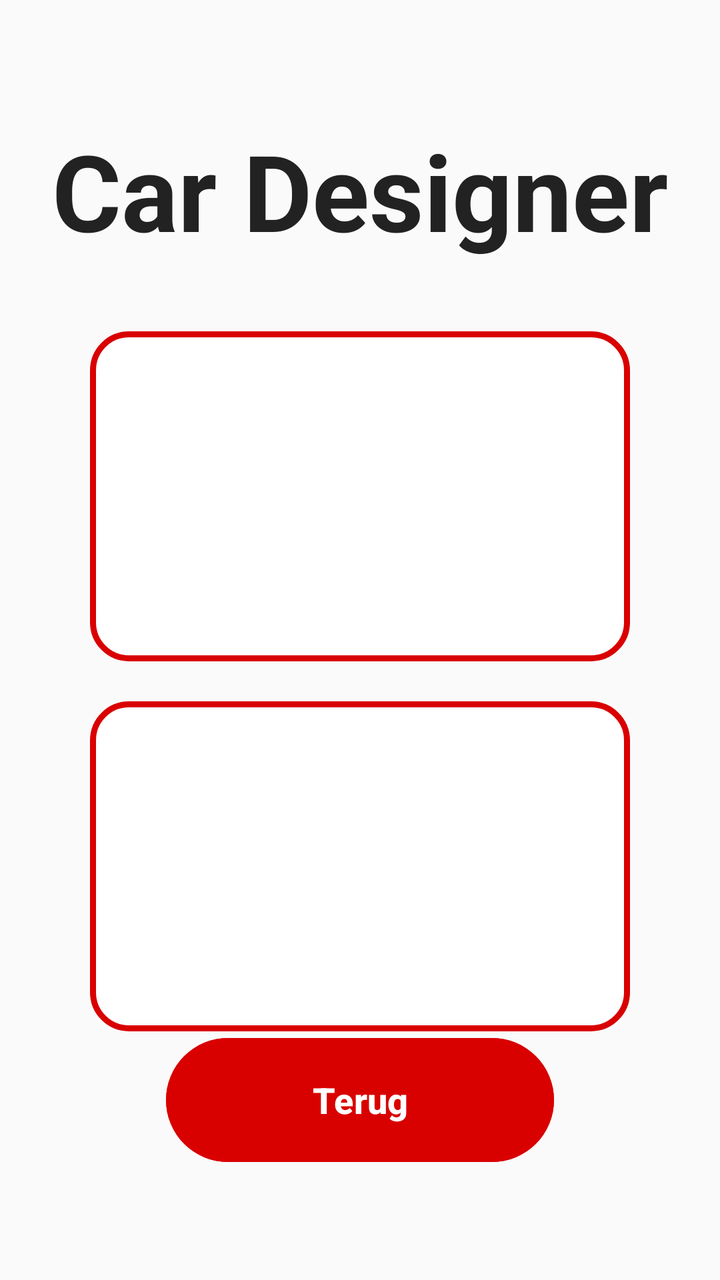
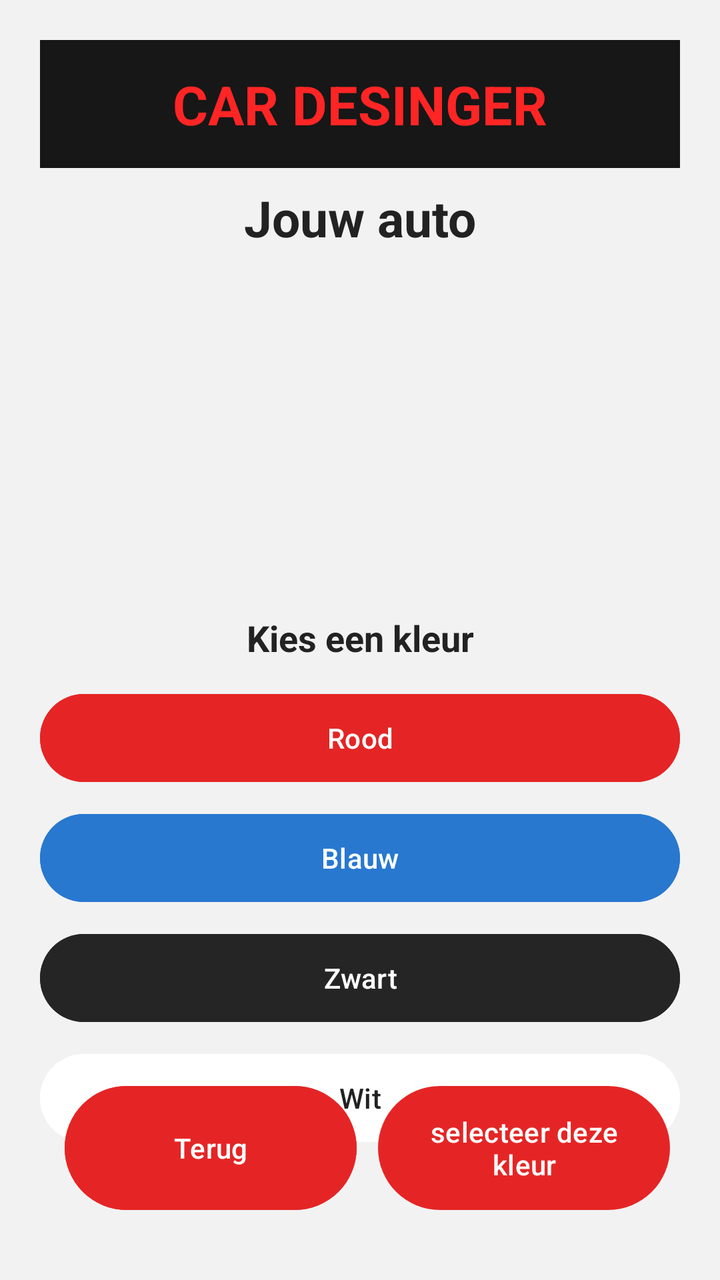

The first picture is an Android layout as it rendered before a commit; the second is the same layout after the commit. The layout source and the unified diff follow.
<!-- AndroidManifest.xml: application theme Theme.AndroidAppCarDesigner -->
<!-- res/layout/activity_main2.xml -->
<?xml version="1.0" encoding="utf-8"?>
<androidx.constraintlayout.widget.ConstraintLayout
    xmlns:android="http://schemas.android.com/apk/res/android"
    xmlns:app="http://schemas.android.com/apk/res-auto"
    android:id="@+id/main"
    android:layout_width="match_parent"
    android:layout_height="match_parent"
    android:background="#FAFAFA">

    <TextView
        android:id="@+id/textView"
        android:layout_width="wrap_content"
        android:layout_height="wrap_content"
        android:text="Car Designer"
        android:textColor="#222222"
        android:textSize="53sp"
        android:textStyle="bold"
        app:layout_constraintTop_toTopOf="parent"
        app:layout_constraintStart_toStartOf="parent"
        app:layout_constraintEnd_toEndOf="parent"
        android:layout_marginTop="60dp" />

    <ImageView
        android:id="@+id/imageView2"
        android:layout_width="270dp"
        android:layout_height="165dp"
        android:background="@drawable/card_border"
        android:padding="8dp"
        android:scaleType="fitCenter"
        android:contentDescription="Eerste auto"
        app:layout_constraintTop_toBottomOf="@id/textView"
        app:layout_constraintStart_toStartOf="parent"
        app:layout_constraintEnd_toEndOf="parent"
        android:layout_marginTop="35dp" />

    <ImageView
        android:id="@+id/imageView3"
        android:layout_width="270dp"
        android:layout_height="165dp"
        android:background="@drawable/card_border"
        android:padding="8dp"
        android:scaleType="fitCenter"
        android:contentDescription="Tweede auto"
        app:layout_constraintTop_toBottomOf="@id/imageView2"
        app:layout_constraintStart_toStartOf="parent"
        app:layout_constraintEnd_toEndOf="parent"
        android:layout_marginTop="20dp" />

    <Button
        android:id="@+id/button2"
        android:layout_width="194dp"
        android:layout_height="70dp"
        android:text="Terug"
        android:textColor="#FFFFFF"
        android:textSize="18sp"
        android:textStyle="bold"
        android:backgroundTint="#D90000"
        app:layout_constraintBottom_toBottomOf="parent"
        app:layout_constraintStart_toStartOf="parent"
        app:layout_constraintEnd_toEndOf="parent"
        android:layout_marginBottom="55dp" />

</androidx.constraintlayout.widget.ConstraintLayout>
<!-- resources referenced by this layout -->
<resources>
  <!-- drawable card_border (drawable) -->
  <?xml version="1.0" encoding="utf-8"?>
  <shape xmlns:android="http://schemas.android.com/apk/res/android"
      android:shape="rectangle">
  
      <solid android:color="#FFFFFF" />
  
      <stroke
          android:width="3dp"
          android:color="#D90000" />
  
      <corners android:radius="18dp" />
  
      <padding
          android:left="8dp"
          android:top="8dp"
          android:right="8dp"
          android:bottom="8dp" />
  
  </shape>
  <style name="Theme.AndroidAppCarDesigner" parent="Base.Theme.AndroidAppCarDesigner" />
  <style name="Base.Theme.AndroidAppCarDesigner" parent="Theme.Material3.DayNight.NoActionBar">
          
          
      </style>
</resources>

<!-- the commit's change to res/layout/activity_main2.xml (unified diff, before → after) -->
@@ -2,62 +2,137 @@
 <androidx.constraintlayout.widget.ConstraintLayout
     xmlns:android="http://schemas.android.com/apk/res/android"
     xmlns:app="http://schemas.android.com/apk/res-auto"
+    xmlns:tools="http://schemas.android.com/tools"
     android:id="@+id/main"
     android:layout_width="match_parent"
     android:layout_height="match_parent"
-    android:background="#FAFAFA">
+    android:background="#F2F2F2"
+    android:padding="20dp">
 
     <TextView
-        android:id="@+id/textView"
-        android:layout_width="wrap_content"
-        android:layout_height="wrap_content"
-        android:text="Car Designer"
-        android:textColor="#222222"
-        android:textSize="53sp"
+        android:id="@+id/logoCarDesinger"
+        android:layout_width="0dp"
+        android:layout_height="64dp"
+        android:background="#171717"
+        android:gravity="center"
+        android:text="CAR DESINGER"
+        android:textColor="#FF2525"
+        android:textSize="27sp"
         android:textStyle="bold"
         app:layout_constraintTop_toTopOf="parent"
         app:layout_constraintStart_toStartOf="parent"
+        app:layout_constraintEnd_toEndOf="parent" />
+
+    <TextView
+        android:id="@+id/titelAuto"
+        android:layout_width="wrap_content"
+        android:layout_height="wrap_content"
+        android:layout_marginTop="8dp"
+        android:text="Jouw auto"
+        android:textColor="#222222"
+        android:textSize="25sp"
+        android:textStyle="bold"
         app:layout_constraintEnd_toEndOf="parent"
-        android:layout_marginTop="60dp" />
+        app:layout_constraintStart_toStartOf="parent"
+        app:layout_constraintTop_toBottomOf="@id/logoCarDesinger" />
 
     <ImageView
         android:id="@+id/imageView2"
-        android:layout_width="270dp"
-        android:layout_height="165dp"
-        android:background="@drawable/card_border"
-        android:padding="8dp"
+        android:layout_width="338dp"
+        android:layout_height="161dp"
+        android:layout_marginTop="8dp"
+        android:contentDescription="Gekozen auto"
         android:scaleType="fitCenter"
-        android:contentDescription="Eerste auto"
-        app:layout_constraintTop_toBottomOf="@id/textView"
+        app:layout_constraintEnd_toEndOf="parent"
+        app:layout_constraintHorizontal_bias="0.484"
         app:layout_constraintStart_toStartOf="parent"
-        app:layout_constraintEnd_toEndOf="parent"
-        android:layout_marginTop="35dp" />
+        app:layout_constraintTop_toBottomOf="@id/titelAuto" />
 
-    <ImageView
-        android:id="@+id/imageView3"
-        android:layout_width="270dp"
-        android:layout_height="165dp"
-        android:background="@drawable/card_border"
-        android:padding="8dp"
-        android:scaleType="fitCenter"
-        android:contentDescription="Tweede auto"
+    <TextView
+        android:id="@+id/geselecteerdeKleur"
+        android:layout_width="wrap_content"
+        android:layout_height="wrap_content"
+        android:layout_marginTop="12dp"
+        android:text="Kies een kleur"
+        android:textColor="#222222"
+        android:textSize="18sp"
+        android:textStyle="bold"
         app:layout_constraintTop_toBottomOf="@id/imageView2"
         app:layout_constraintStart_toStartOf="parent"
-        app:layout_constraintEnd_toEndOf="parent"
-        android:layout_marginTop="20dp" />
+        app:layout_constraintEnd_toEndOf="parent" />
+
+    <Button
+        android:id="@+id/kleurRood"
+        android:layout_width="0dp"
+        android:layout_height="52dp"
+        android:layout_marginTop="12dp"
+        android:backgroundTint="#E52525"
+        android:text="Rood"
+        android:textColor="#FFFFFF"
+        app:layout_constraintTop_toBottomOf="@id/geselecteerdeKleur"
+        app:layout_constraintStart_toStartOf="parent"
+        app:layout_constraintEnd_toEndOf="parent" />
+
+    <Button
+        android:id="@+id/kleurBlauw"
+        android:layout_width="0dp"
+        android:layout_height="52dp"
+        android:layout_marginTop="8dp"
+        android:backgroundTint="#2878D0"
+        android:text="Blauw"
+        android:textColor="#FFFFFF"
+        app:layout_constraintTop_toBottomOf="@id/kleurRood"
+        app:layout_constraintStart_toStartOf="parent"
+        app:layout_constraintEnd_toEndOf="parent" />
+
+    <Button
+        android:id="@+id/kleurZwart"
+        android:layout_width="0dp"
+        android:layout_height="52dp"
+        android:layout_marginTop="8dp"
+        android:backgroundTint="#252525"
+        android:text="Zwart"
+        android:textColor="#FFFFFF"
+        app:layout_constraintTop_toBottomOf="@id/kleurBlauw"
+        app:layout_constraintStart_toStartOf="parent"
+        app:layout_constraintEnd_toEndOf="parent" />
+
+    <Button
+        android:id="@+id/kleurWit"
+        android:layout_width="0dp"
+        android:layout_height="52dp"
+        android:layout_marginTop="8dp"
+        android:backgroundTint="#FFFFFF"
+        android:text="Wit"
+        android:textColor="#222222"
+        app:layout_constraintTop_toBottomOf="@id/kleurZwart"
+        app:layout_constraintStart_toStartOf="parent"
+        app:layout_constraintEnd_toEndOf="parent" />
 
     <Button
         android:id="@+id/button2"
-        android:layout_width="194dp"
+        android:layout_width="146dp"
         android:layout_height="70dp"
+        android:backgroundTint="#E52525"
         android:text="Terug"
         android:textColor="#FFFFFF"
-        android:textSize="18sp"
-        android:textStyle="bold"
-        android:backgroundTint="#D90000"
         app:layout_constraintBottom_toBottomOf="parent"
+        app:layout_constraintEnd_toEndOf="parent"
+        app:layout_constraintHorizontal_bias="0.071"
         app:layout_constraintStart_toStartOf="parent"
+        app:layout_constraintTop_toTopOf="parent"
+        app:layout_constraintVertical_bias="0.979" />
+
+    <Button
+        android:id="@+id/button3"
+        android:layout_width="146dp"
+        android:layout_height="70dp"
+        android:text="selecteer deze kleur"
+        app:layout_constraintBottom_toBottomOf="parent"
         app:layout_constraintEnd_toEndOf="parent"
-        android:layout_marginBottom="55dp" />
+        app:layout_constraintHorizontal_bias="0.68"
+        app:layout_constraintStart_toEndOf="@+id/button2"
+        app:layout_constraintTop_toTopOf="parent"
+        app:layout_constraintVertical_bias="0.979" />
 
 </androidx.constraintlayout.widget.ConstraintLayout>
<!-- resource entries referenced after the edit -->
@@ -1,29 +1,19 @@
 <!-- resources referenced by this layout -->
 <resources>
-  <!-- drawable card_border (drawable) -->
-  <?xml version="1.0" encoding="utf-8"?>
-  <shape xmlns:android="http://schemas.android.com/apk/res/android"
-      android:shape="rectangle">
-  
-      <solid android:color="#FFFFFF" />
-  
-      <stroke
-          android:width="3dp"
-          android:color="#D90000" />
-  
-      <corners android:radius="18dp" />
-  
-      <padding
-          android:left="8dp"
-          android:top="8dp"
-          android:right="8dp"
-          android:bottom="8dp" />
-  
-  </shape>
   <style name="Theme.AndroidAppCarDesigner" parent="Base.Theme.AndroidAppCarDesigner" />
   <style name="Base.Theme.AndroidAppCarDesigner" parent="Theme.Material3.DayNight.NoActionBar">
+  
           
+          <item name="colorPrimary">#E52525</item>
+          <item name="colorPrimaryContainer">#C90000</item>
+  
           
+          <item name="colorControlActivated">#E52525</item>
+          <item name="colorAccent">#E52525</item>
+  
+          
+          <item name="android:statusBarColor">#E52525</item>
+  
       </style>
 </resources>
 
